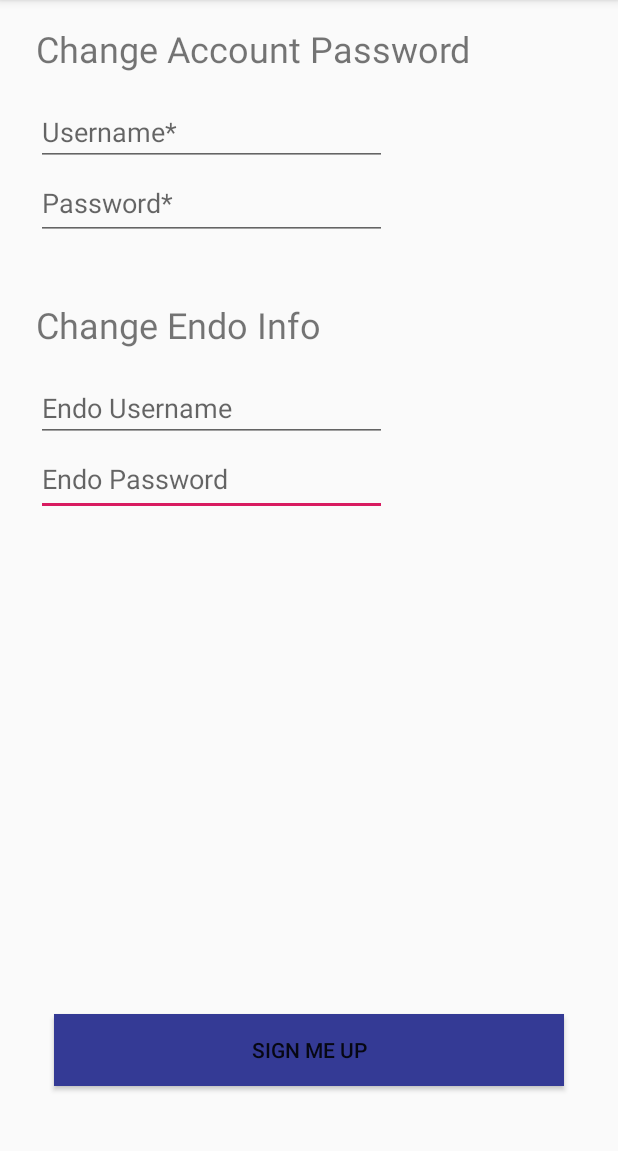
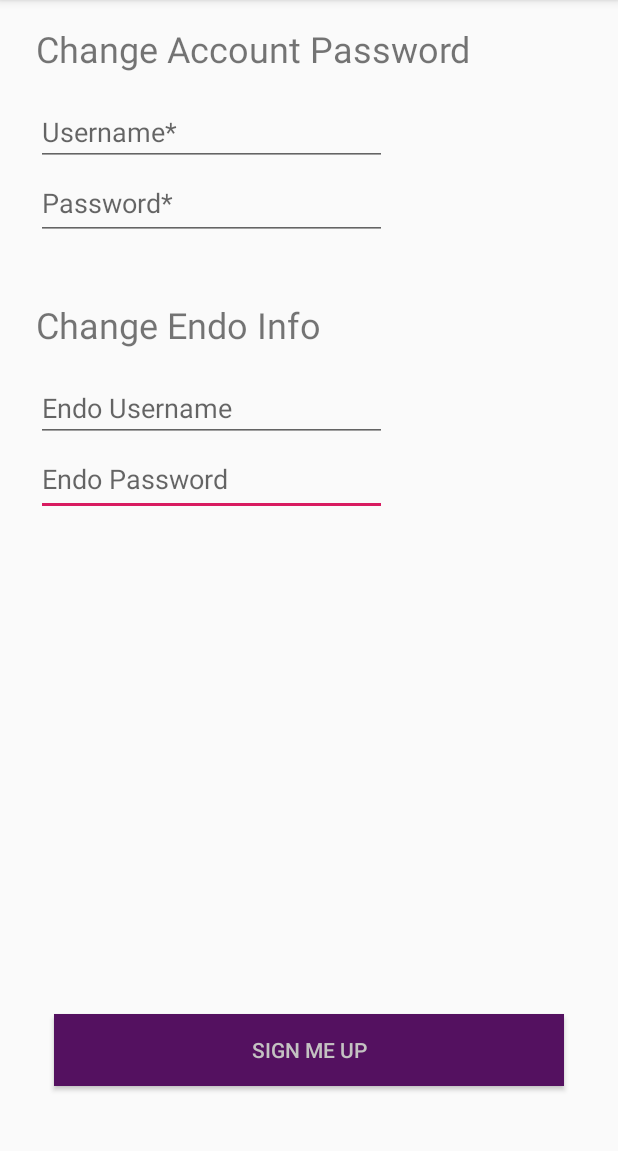
Before and after one commit to lucaslefaucheur/EndoPro-Android-App, an Android app: the SignUp screen opened directly, with no data from a screen before it, on a phone screen of 412 x 824 dp, the part 84-1235 px from its top. Run offline under Robolectric (Android 15) with nearby library versions, the phone set to English and light mode, and no system bars; 1 statement that could not run was skipped.

Commit message:
final fixes for Hong

```diff
--- a/app/src/main/res/layout/activity_sign_up.xml
+++ b/app/src/main/res/layout/activity_sign_up.xml
@@ -84,8 +84,9 @@
         android:layout_marginStart="8dp"
         android:layout_marginEnd="8dp"
         android:layout_marginBottom="44dp"
-        android:background="@color/colorPrimary"
+        android:background="@color/accentBtn"
         android:text="sign me up"
+        android:textColor="@color/whiteText"
         app:layout_constraintBottom_toBottomOf="parent"
         app:layout_constraintEnd_toEndOf="parent"
         app:layout_constraintStart_toStartOf="parent" />
```
